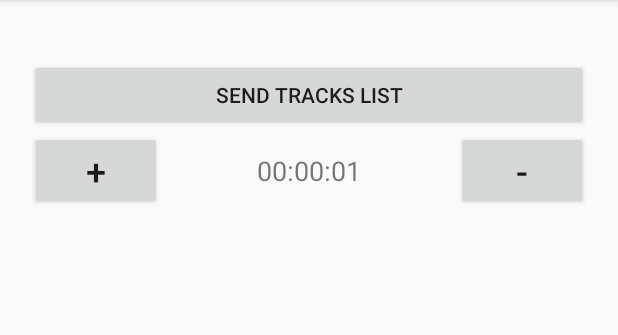
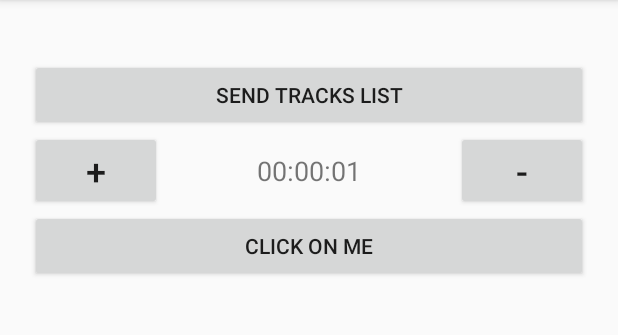
Before and after one commit to GalaxyDevourer/MusicManager, an Android app: the ShowTracksActivity screen opened directly, with no data from a screen before it, on a phone screen of 412 x 824 dp, the part 84-419 px from its top. Run offline under Robolectric (Android 15) with nearby library versions, the light colour scheme and no system bars.

Commit message:
Update: Fix problem, then text doesn`t save size after change orientation, + add activity for illustration saving timer

```diff
--- a/app/src/main/AndroidManifest.xml
+++ b/app/src/main/AndroidManifest.xml
@@ -9,6 +9,7 @@
         android:roundIcon="@mipmap/ic_launcher_round"
         android:supportsRtl="true"
         android:theme="@style/AppTheme">
+        <activity android:name=".activities.TestActivity"></activity>
         <activity android:name=".activities.ShowTracksActivity" />
         <activity android:name=".MainActivity">
             <intent-filter>
--- a/app/src/main/res/layout/activity_show_tracks.xml
+++ b/app/src/main/res/layout/activity_show_tracks.xml
@@ -60,4 +60,11 @@
 
     </androidx.constraintlayout.widget.ConstraintLayout>
 
+    <Button
+        android:id="@+id/click_on_me"
+        android:layout_width="match_parent"
+        android:layout_height="wrap_content"
+        android:onClick="onBtnClick_"
+        android:text="Click on me" />
+
 </LinearLayout>
```
Also changed, not shown: app/src/main/java/com/chmnu/groupmanager/activities/ShowTracksActivity.java (+10 -2 lines), app/src/main/java/com/chmnu/groupmanager/activities/TestActivity.java (added, +16 -0 lines), app/src/main/res/layout/activity_test.xml (added, +9 -0 lines).
